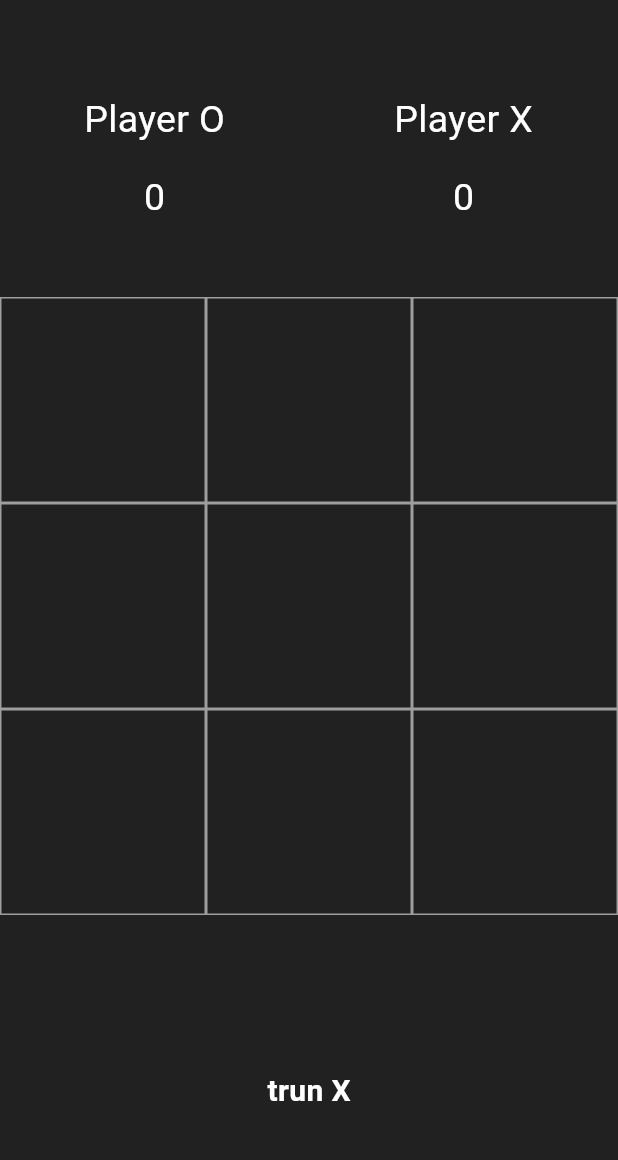
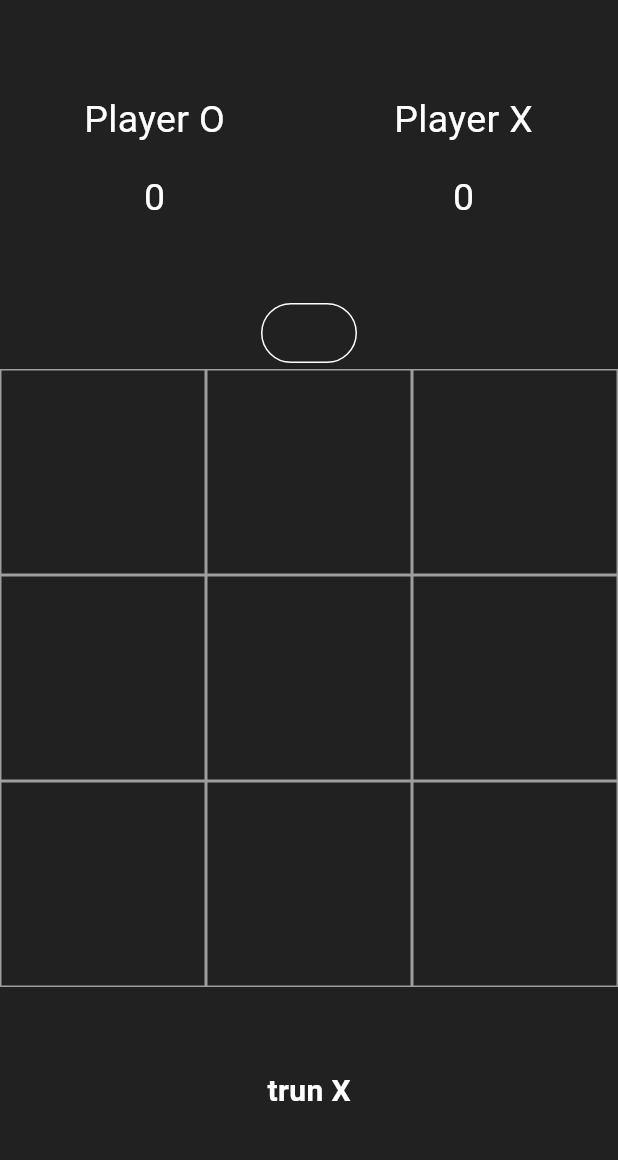
Before and after one commit to MMETehrani/tic_tac_toe, a Flutter app: the screen it shows after launch, on a phone screen of 412 x 824 dp, the part 63-1223 px from its top. Run offline on Flutter 3.47's test engine with Material 3 defaults, Android fonts, the phone set to English and light mode, and no system bars.

Commit message:
Display the reset button and the result

```diff
--- a/lib/screens/home_screen.dart
+++ b/lib/screens/home_screen.dart
@@ -1,4 +1,4 @@
-import 'dart:ffi';
+// import 'dart:ffi';
 
 import 'package:flutter/cupertino.dart';
 import 'package:flutter/material.dart';
@@ -19,6 +19,7 @@ class _HomeState extends State<Home> {
   int filledBoxes = 0;
   int scoreX = 0;
   int scoreO = 0;
+  String winnerTitle = '';
 
   @override
   Widget build(BuildContext context) {
@@ -52,6 +53,7 @@ class _HomeState extends State<Home> {
             SizedBox(
               height: 40,
             ),
+            getResultButton(),
             getgrid(),
             getTrun(),
             SizedBox(
@@ -233,7 +235,7 @@ class _HomeState extends State<Home> {
   void setResult(String winner, String title) {
     setState(() {
       gameHasResult = true;
-
+      winnerTitle = title;
       if (winner == 'X') {
         scoreX++;
       } else if (winner == 'O') {
@@ -243,6 +245,25 @@ class _HomeState extends State<Home> {
         scoreX = scoreX;
       }
     });
+  }
+
+  Widget getResultButton() {
+    return OutlinedButton(
+        style: OutlinedButton.styleFrom(
+            side: BorderSide(
+          color: Colors.white,
+        )),
+        onPressed: () {
+          setState(() {
+            gameHasResult = false;
+            clearGame();
+          });
+        },
+        child: Text(
+          '$winnerTitle',
+          style: TextStyle(
+              color: Colors.white, fontSize: 20, fontWeight: FontWeight.bold),
+        ));
   }
 
   Widget getTrun() {
```
